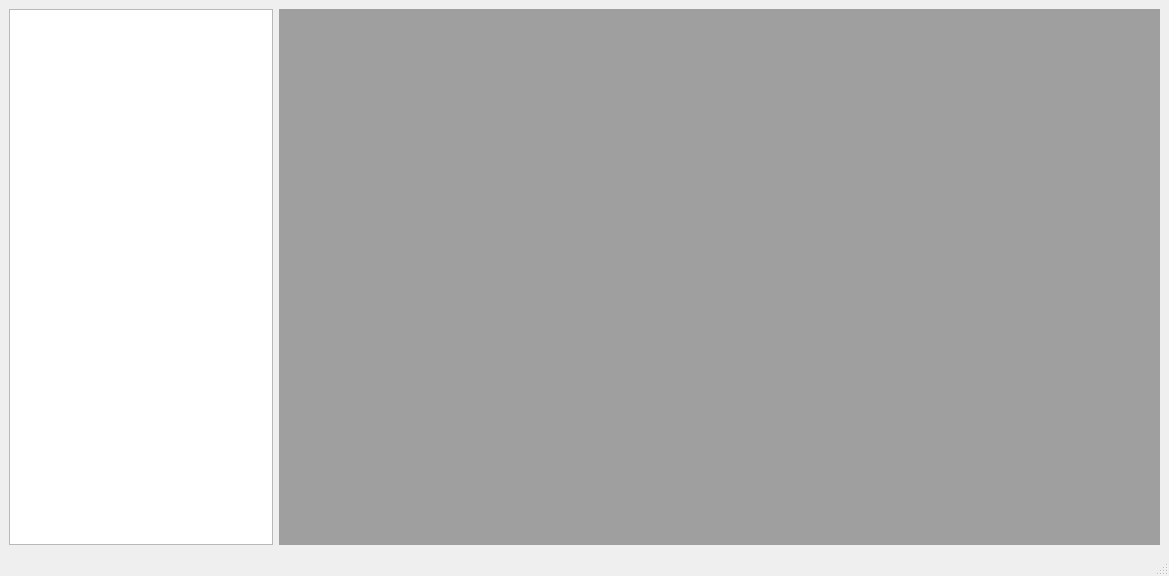
Before: the Qt Designer form client3/src/presentation/views/MainWindow.ui in castorsoft/callisto, drawn with Qt 5.
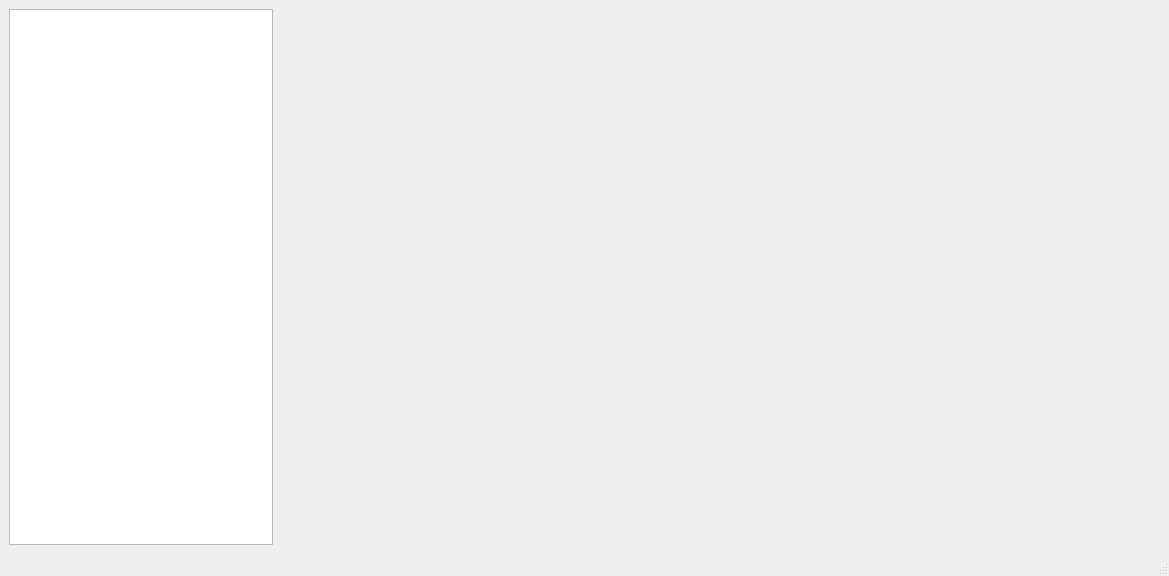
After: the same form once the commit is applied.

```diff
--- a/client3/src/presentation/views/MainWindow.ui
+++ b/client3/src/presentation/views/MainWindow.ui
@@ -38,7 +38,14 @@
      </widget>
     </item>
     <item>
-     <widget class="QMdiArea" name="mdiArea"/>
+     <widget class="QTabWidget" name="tabWidget">
+      <property name="tabsClosable">
+       <bool>true</bool>
+      </property>
+      <property name="documentMode">
+       <bool>true</bool>
+      </property>
+     </widget>
     </item>
    </layout>
   </widget>
```
